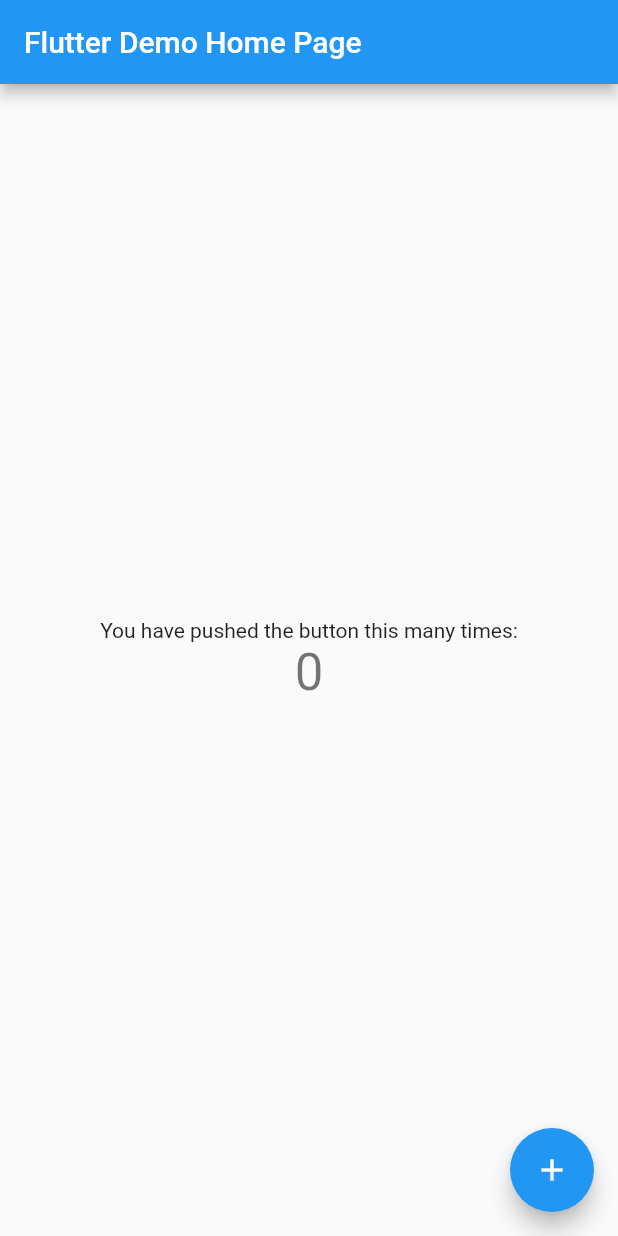
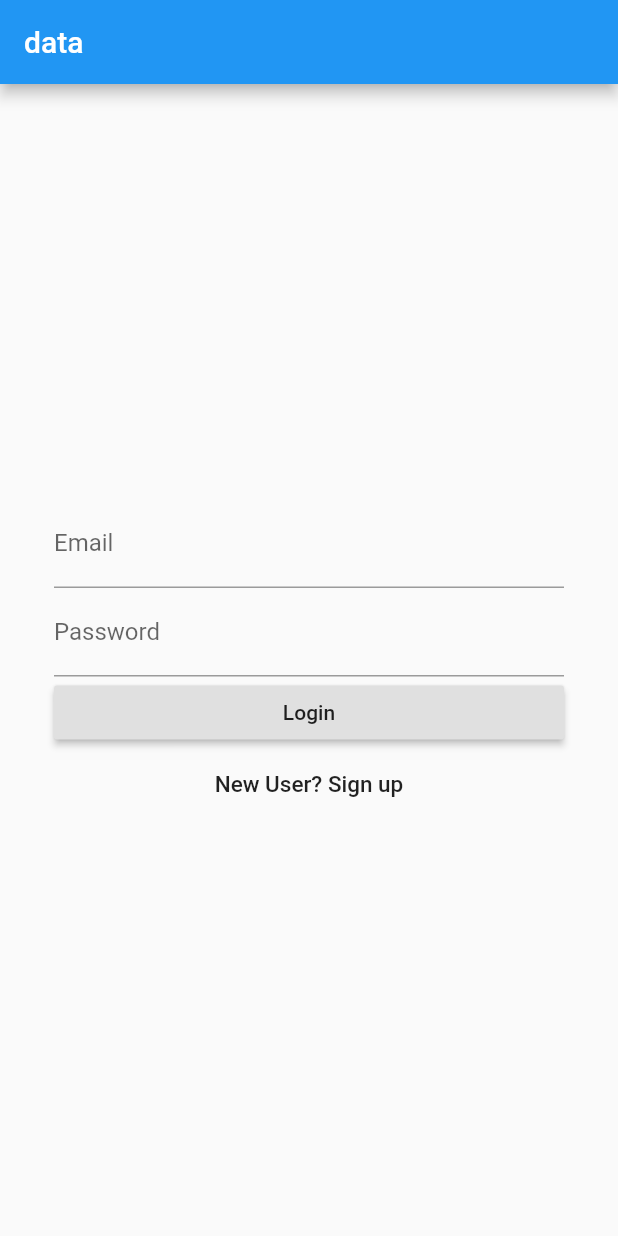
Before and after one commit to anubhav11803451/Linux-android-terminal, a Flutter app: the screen it shows after launch, on a phone screen of 412 x 824 dp. Run offline on Flutter 3.47's test engine with Material 2 defaults, Android fonts, the phone set to English and light mode, and no system bars; our stand-ins replace cloud_firestore, firebase_auth; accounts and stored records are empty.

Commit message:
login-page

```diff
--- /dev/null
+++ b/lib/login.dart
@@ -0,0 +1,215 @@
+import 'package:flutter/material.dart';
+import 'package:firebase_auth/firebase_auth.dart';
+import 'package:cloud_firestore/cloud_firestore.dart';
+
+class LoginPage extends StatefulWidget {
+  @override
+  _LoginPageState createState() => _LoginPageState();
+}
+
+final FirebaseAuth _auth = FirebaseAuth.instance;
+var fireStore = FirebaseFirestore.instance;
+
+//------enumeration---------->
+
+enum FormType { login, register }
+//--------------------------->
+
+class _LoginPageState extends State<LoginPage> {
+  final formKey = new GlobalKey<
+      FormState>(); //since the parent "form" is responsible for textformfield, we have to define a global varibale.
+
+  String _email;
+  String _password;
+  String _name;
+  bool status;
+  var userID;
+
+  FormType _formType = FormType.login;
+
+  bool validateAndSave() {
+    final form = formKey.currentState;
+    if (form.validate()) {
+      form.save();
+      print('Valid');
+      return true;
+    }
+    return false;
+  }
+
+//----------------------------------------------
+//      Validate, Store, Navigate
+//----------------------------------------------
+  void validateAndSubmit() async {
+    if (validateAndSave()) {
+      try {
+        if (_formType == FormType.login) {
+          dynamic result = await _auth.signInWithEmailAndPassword(
+              email: _email, password: _password);
+          User user = result.user;
+
+          print('Signed in: ${user.uid}');
+          print('******* USER DETAILS: $user');
+
+          // if (user != null) {
+          //   Navigator.push(
+          //       context,
+          //       MaterialPageRoute(
+          //           builder: (ctx) => ChatRoom(
+          //                 user: user,
+          //               )));
+          // }
+        } else {
+          dynamic result = await _auth.createUserWithEmailAndPassword(
+              email: _email, password: _password);
+          User user = result.user;
+          fireStore.collection("users").add({
+            "name": _name,
+            "email": _email,
+            //"contact": _contact,
+          }).then((value) => null);
+
+          print('Registered user: ${user.uid}');
+          userID = user.uid;
+
+          // if (user != null) {
+          //   Navigator.push(
+          //       context,
+          //       MaterialPageRoute(
+          //           builder: (ctx) => ChatRoom(
+          //                 user: user,
+          //               )));
+          // }
+        }
+      } catch (e) {
+        print('****Error*****: $e');
+      }
+    }
+  }
+
+//---------------------------------------
+//        New User Register
+//---------------------------------------
+
+  void moveToRegister() {
+    formKey.currentState.reset(); //to clear the previous content of the page
+    setState(() {
+      //setState() triggers build again, hence creating the page
+      _formType = FormType.register;
+    });
+  }
+
+  //--------------------------------------
+  //           Login
+  //--------------------------------------
+
+  void moveToLogin() {
+    setState(() {
+      _formType = FormType.login;
+    });
+  }
+
+  @override
+  Widget build(BuildContext context) {
+    return new Scaffold(
+      appBar: new AppBar(
+        title: Text("data"),
+      ),
+      body: Center(
+        child: Container(
+          margin: EdgeInsets.all(20.0),
+          padding: EdgeInsets.all(16.0),
+          child: SingleChildScrollView(
+            child: new Form(
+              key: formKey,
+              child: Column(
+                mainAxisAlignment: MainAxisAlignment.center,
+                crossAxisAlignment: CrossAxisAlignment.stretch,
+                children: buildInputs() + buildSubmitButtons(),
+              ),
+            ),
+          ),
+        ),
+      ),
+    );
+  }
+
+//--------------------------------------------------------------------
+//                  Inputs
+//--------------------------------------------------------------------
+  List<Widget> buildInputs() {
+    if (_formType == FormType.login) {
+      return [
+        TextFormField(
+          keyboardType: TextInputType.emailAddress,
+          decoration: InputDecoration(labelText: "Email"),
+          validator: (value) => value.isEmpty ? 'Email can\'t be empty' : null,
+          onSaved: (value) => _email = value,
+        ),
+        TextFormField(
+          decoration: InputDecoration(labelText: "Password"),
+          obscureText: true,
+          validator: (value) =>
+              value.isEmpty ? 'password can\'t be empty' : null,
+          onSaved: (value) => _password = value,
+        ),
+      ];
+    } else {
+      return [
+        TextFormField(
+          decoration: InputDecoration(labelText: "Name"),
+          validator: (value) => value.isEmpty ? 'Please enter your name' : null,
+          onSaved: (value) => _name = value,
+        ),
+        TextFormField(
+          decoration: InputDecoration(labelText: "Email"),
+          validator: (value) => value.isEmpty ? 'Email can\'t be empty' : null,
+          onSaved: (value) => _email = value,
+        ),
+        TextFormField(
+          decoration: InputDecoration(labelText: "Password"),
+          obscureText: true,
+          validator: (value) =>
+              value.isEmpty ? 'password can\'t be empty' : null,
+          onSaved: (value) => _password = value,
+        ),
+      ];
+    }
+  }
+
+  //---------------------------------------------------------------------
+  //                    Buttons
+  //---------------------------------------------------------------------
+
+  List<Widget> buildSubmitButtons() {
+    if (_formType == FormType.login) {
+      return [
+        RaisedButton(
+          child: Text("Login"),
+          onPressed: validateAndSubmit,
+        ),
+        FlatButton(
+          onPressed: moveToRegister,
+          child: Text(
+            "New User? Sign up",
+            style: TextStyle(fontSize: 15.0),
+          ),
+        ),
+      ];
+    } else {
+      return [
+        RaisedButton(
+          child: Text("Sign Up"),
+          onPressed: validateAndSubmit,
+        ),
+        FlatButton(
+          onPressed: moveToLogin,
+          child: Text(
+            "Already an account? Login",
+            style: TextStyle(fontSize: 15.0),
+          ),
+        ),
+      ];
+    }
+  }
+}
--- a/lib/main.dart
+++ b/lib/main.dart
@@ -1,3 +1,4 @@
+import 'package:automatedlinuxterminal/login.dart';
 import 'package:flutter/material.dart';
 
 void main() {
@@ -5,113 +6,11 @@ void main() {
 }
 
 class MyApp extends StatelessWidget {
-  // This widget is the root of your application.
   @override
   Widget build(BuildContext context) {
     return MaterialApp(
       title: 'Flutter Demo',
-      theme: ThemeData(
-        // This is the theme of your application.
-        //
-        // Try running your application with "flutter run". You'll see the
-        // application has a blue toolbar. Then, without quitting the app, try
-        // changing the primarySwatch below to Colors.green and then invoke
-        // "hot reload" (press "r" in the console where you ran "flutter run",
-        // or simply save your changes to "hot reload" in a Flutter IDE).
-        // Notice that the counter didn't reset back to zero; the application
-        // is not restarted.
-        primarySwatch: Colors.blue,
-        // This makes the visual density adapt to the platform that you run
-        // the app on. For desktop platforms, the controls will be smaller and
-        // closer together (more dense) than on mobile platforms.
-        visualDensity: VisualDensity.adaptivePlatformDensity,
-      ),
-      home: MyHomePage(title: 'Flutter Demo Home Page'),
+      home: LoginPage(),
     );
   }
 }
-
-class MyHomePage extends StatefulWidget {
-  MyHomePage({Key key, this.title}) : super(key: key);
-
-  // This widget is the home page of your application. It is stateful, meaning
-  // that it has a State object (defined below) that contains fields that affect
-  // how it looks.
-
-  // This class is the configuration for the state. It holds the values (in this
-  // case the title) provided by the parent (in this case the App widget) and
-  // used by the build method of the State. Fields in a Widget subclass are
-  // always marked "final".
-
-  final String title;
-
-  @override
-  _MyHomePageState createState() => _MyHomePageState();
-}
-
-class _MyHomePageState extends State<MyHomePage> {
-  int _counter = 0;
-
-  void _incrementCounter() {
-    setState(() {
-      // This call to setState tells the Flutter framework that something has
-      // changed in this State, which causes it to rerun the build method below
-      // so that the display can reflect the updated values. If we changed
-      // _counter without calling setState(), then the build method would not be
-      // called again, and so nothing would appear to happen.
-      _counter++;
-    });
-  }
-
-  @override
-  Widget build(BuildContext context) {
-    // This method is rerun every time setState is called, for instance as done
-    // by the _incrementCounter method above.
-    //
-    // The Flutter framework has been optimized to make rerunning build methods
-    // fast, so that you can just rebuild anything that needs updating rather
-    // than having to individually change instances of widgets.
-    return Scaffold(
-      appBar: AppBar(
-        // Here we take the value from the MyHomePage object that was created by
-        // the App.build method, and use it to set our appbar title.
-        title: Text(widget.title),
-      ),
-      body: Center(
-        // Center is a layout widget. It takes a single child and positions it
-        // in the middle of the parent.
-        child: Column(
-          // Column is also a layout widget. It takes a list of children and
-          // arranges them vertically. By default, it sizes itself to fit its
-          // children horizontally, and tries to be as tall as its parent.
-          //
-          // Invoke "debug painting" (press "p" in the console, choose the
-          // "Toggle Debug Paint" action from the Flutter Inspector in Android
-          // Studio, or the "Toggle Debug Paint" command in Visual Studio Code)
-          // to see the wireframe for each widget.
-          //
-          // Column has various properties to control how it sizes itself and
-          // how it positions its children. Here we use mainAxisAlignment to
-          // center the children vertically; the main axis here is the vertical
-          // axis because Columns are vertical (the cross axis would be
-          // horizontal).
-          mainAxisAlignment: MainAxisAlignment.center,
-          children: <Widget>[
-            Text(
-              'You have pushed the button this many times:',
-            ),
-            Text(
-              '$_counter',
-              style: Theme.of(context).textTheme.headline4,
-            ),
-          ],
-        ),
-      ),
-      floatingActionButton: FloatingActionButton(
-        onPressed: _incrementCounter,
-        tooltip: 'Increment',
-        child: Icon(Icons.add),
-      ), // This trailing comma makes auto-formatting nicer for build methods.
-    );
-  }
-}
--- a/pubspec.yaml
+++ b/pubspec.yaml
@@ -29,6 +29,10 @@ dependencies:
   # Use with the CupertinoIcons class for iOS style icons.
   cupertino_icons: ^0.1.3
   firebase_auth: ^0.18.1+2
+  firebase_core: ^0.5.0
+  cloud_firestore: ^0.14.0+2
+  modal_progress_hud: ^0.1.3
+  firebase_storage: ^4.0.1
 
 dev_dependencies:
   flutter_test:
```
Also changed, not shown: pubspec.lock.
